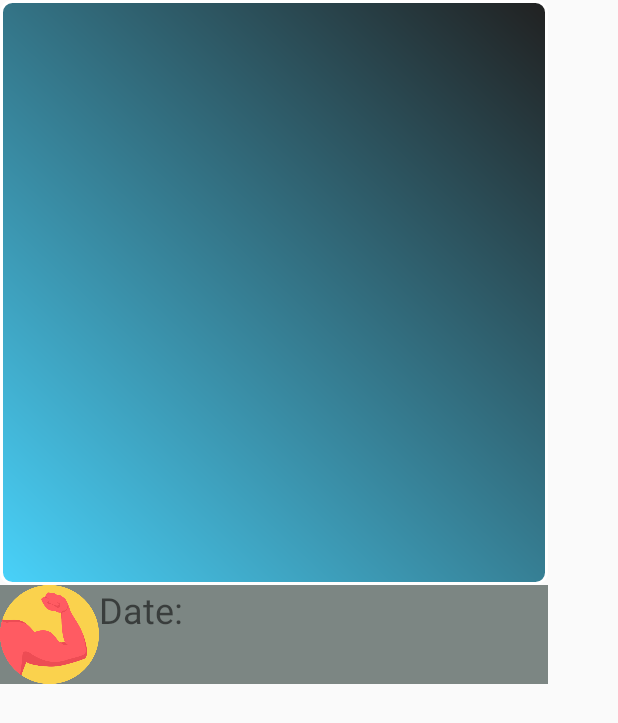
After one commit to ketrab321/FitDay, an Android app: the layout photo_dialog.xml on its own in the app's theme, with its tools: preview values and no code run, on a phone screen of 412 x 824 dp. The commit adds this screen. Shown: the top 723 px of the screen. Run offline under Robolectric (Android 15) with nearby library versions, the phone set to English and light mode, and no system bars.

Commit message:
Gallery optimization
optimized gallery, and added dialog for showing full size photos

```diff
--- a/app/build.gradle
+++ b/app/build.gradle
@@ -35,6 +35,7 @@ dependencies {
     androidTestImplementation 'com.android.support.test.espresso:espresso-core:3.0.2'
 
     implementation 'com.squareup.picasso:picasso:2.71828'
+    implementation 'com.felipecsl:gifimageview:2.1.0'
 
     implementation 'com.squareup.retrofit2:retrofit:2.5.0'
     implementation 'com.squareup.retrofit2:converter-gson:2.5.0'
--- a/app/src/main/java/com/example/fitday/MainActivity.kt
+++ b/app/src/main/java/com/example/fitday/MainActivity.kt
@@ -66,9 +66,9 @@ class MainActivity : AppCompatActivity(), NavigationView.OnNavigationItemSelecte
                 }
             }, TIME_OUT.toLong())
 
-        val intent = Intent(this, SignInActivity::class.java).apply {}
-        startActivity(intent)
-        setUserDataOnHeader()
+//        val intent = Intent(this, SignInActivity::class.java).apply {}
+//        startActivity(intent)
+//        setUserDataOnHeader()
 
         fab.setOnClickListener { view ->
             Snackbar.make(view, "Replace with your own action", Snackbar.LENGTH_LONG)
--- /dev/null
+++ b/app/src/main/res/drawable/circle_shape.xml
@@ -0,0 +1,38 @@
+<?xml version="1.0" encoding="utf-8"?>
+<shape xmlns:android="http://schemas.android.com/apk/res/android"
+
+       android:shape="rectangle" >
+
+
+
+    <stroke
+
+            android:width="2dp"
+
+            android:color="#FFFFFFFF" />
+
+
+
+    <gradient
+
+            android:angle="225"
+
+            android:endColor="#DD2ECCFA"
+
+            android:startColor="#DD000000" />
+
+
+
+    <corners
+
+            android:bottomLeftRadius="7dp"
+
+            android:bottomRightRadius="7dp"
+
+            android:topLeftRadius="7dp"
+
+            android:topRightRadius="7dp" />
+
+
+
+</shape>
--- a/app/src/main/res/layout/gallery_row.xml
+++ b/app/src/main/res/layout/gallery_row.xml
@@ -1,12 +1,12 @@
 <?xml version="1.0" encoding="utf-8"?>
 <LinearLayout xmlns:android="http://schemas.android.com/apk/res/android"
-              xmlns:app="http://schemas.android.com/apk/res-auto" android:orientation="vertical"
+              xmlns:app="http://schemas.android.com/apk/res-auto" android:orientation="horizontal"
               android:layout_width="match_parent"
               android:layout_height="wrap_content">
 
     <ImageView
-            android:layout_width="match_parent"
-            android:layout_height="wrap_content" app:srcCompat="@mipmap/ic_launcher_round"
+            android:layout_width="@dimen/_50sdp"
+            android:layout_height="@dimen/_50sdp" app:srcCompat="@mipmap/ic_launcher_round"
             android:id="@+id/image_gallery"/>
     <TextView
             android:text="Date: "
--- /dev/null
+++ b/app/src/main/res/layout/photo_dialog.xml
@@ -0,0 +1,40 @@
+<?xml version="1.0" encoding="utf-8"?>
+<android.support.constraint.ConstraintLayout xmlns:android="http://schemas.android.com/apk/res/android"
+                                             xmlns:app="http://schemas.android.com/apk/res-auto"
+                                             xmlns:tools="http://schemas.android.com/tools"
+                                             android:layout_width="@dimen/_281sdp"
+                                             android:layout_height="wrap_content" android:id="@+id/relativeLayout">
+
+    <ImageView
+
+            android:layout_width="@dimen/_281sdp"
+            android:layout_height="@dimen/_300sdp"
+            android:id="@+id/fullSizeImage"
+            android:scaleType="fitXY"
+            app:layout_constraintTop_toTopOf="parent"
+            app:layout_constraintBottom_toBottomOf="parent"
+            app:layout_constraintEnd_toEndOf="parent"
+            app:layout_constraintStart_toStartOf="parent"
+            app:layout_constraintVertical_bias="0.0"
+            android:background="@drawable/circle_shape"
+    />
+
+    <LinearLayout
+            android:orientation="horizontal"
+            android:layout_width="match_parent"
+            android:layout_height="wrap_content"
+            app:layout_constraintTop_toBottomOf="@+id/fullSizeImage" app:layout_constraintBottom_toBottomOf="parent"
+            app:layout_constraintVertical_bias="1.0" app:layout_constraintStart_toStartOf="parent"
+            app:layout_constraintEnd_toEndOf="parent" android:background="#7C8683">
+        <ImageView
+                android:layout_width="@dimen/_51sdp"
+                android:layout_height="@dimen/_51sdp" app:srcCompat="@drawable/muscle" android:id="@+id/imageView"
+        />
+        <TextView
+                android:text="Date: "
+                android:layout_width="wrap_content"
+                android:layout_height="match_parent" android:id="@+id/dialog_date"
+                android:textAlignment="center" android:textSize="24sp"/>
+    </LinearLayout>
+
+</android.support.constraint.ConstraintLayout>
```
Also changed, not shown: app/src/main/java/com/example/fitday/Gallery/Gallery.kt (+12 -7 lines), app/src/main/java/com/example/fitday/Gallery/GalleryAdapter.kt (+43 -3 lines), app/src/main/java/com/example/fitday/Gallery/MyCameraDialog.kt (deleted, +0 -24 lines), app/src/main/java/com/example/fitday/Gallery/PhotoDialog.kt (added, +33 -0 lines), app/src/main/res/layout/content_gallery.xml (+11 -2 lines), app/src/main/res/drawable-v24/muscle.png (added), 1 other file.
